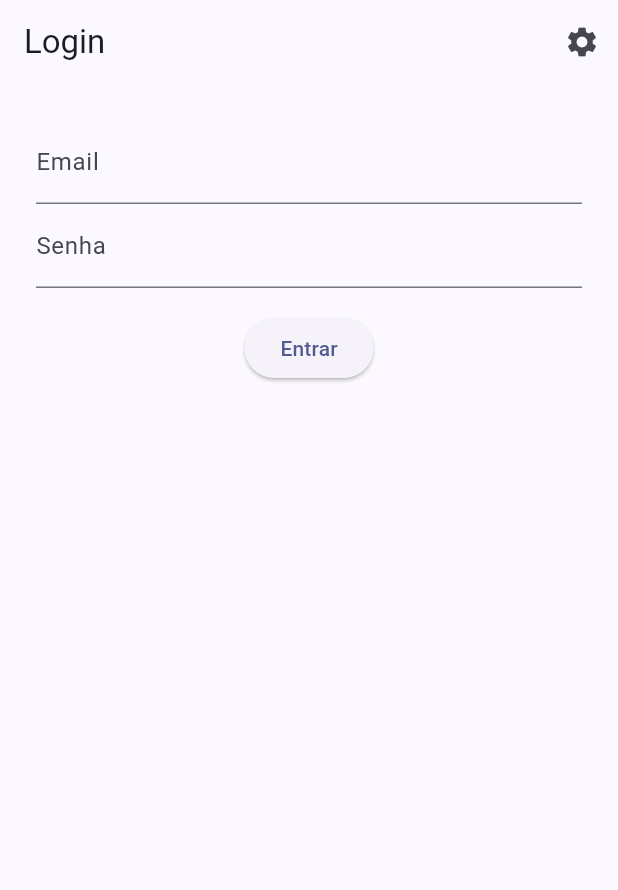
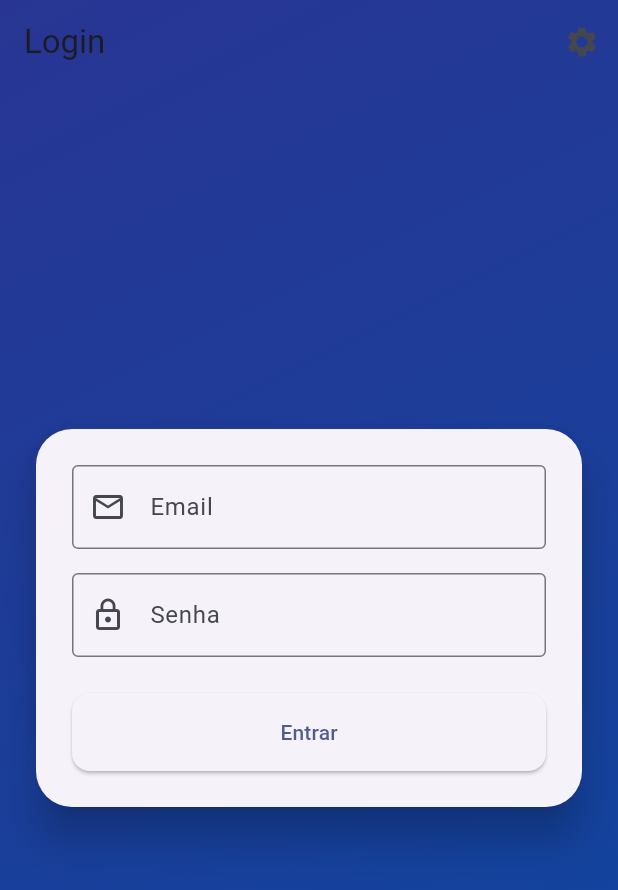
Before and after one commit to ftcconsultoria/siscontRestaurantesV2, a Flutter app: the screen it shows after launch, on a phone screen of 412 x 824 dp. Shown: the top 890 px of the screen. Run offline on Flutter 3.47's test engine with Material 3 defaults, Android fonts, the phone set to English and light mode, and no system bars; our stand-ins replace cached_network_image, flutter_image_compress, image_picker, sqflite, supabase_flutter; missing offline and left inert: mobile_scanner; accounts and stored records are empty.

Commit message:
feat: redesign login screen

```diff
--- a/lib/screens/login_screen.dart
+++ b/lib/screens/login_screen.dart
@@ -53,7 +53,10 @@ class _LoginScreenState extends State<LoginScreen> {
   /// Builds the login screen with email and password inputs.
   Widget build(BuildContext context) {
     return Scaffold(
+      extendBodyBehindAppBar: true,
       appBar: AppBar(
+        backgroundColor: Colors.transparent,
+        elevation: 0,
         title: const Text('Login'),
         actions: [
           IconButton(
@@ -62,38 +65,80 @@ class _LoginScreenState extends State<LoginScreen> {
           ),
         ],
       ),
-      body: Padding(
+      body: Container(
+        decoration: const BoxDecoration(
+          gradient: LinearGradient(
+            begin: Alignment.topLeft,
+            end: Alignment.bottomRight,
+            colors: [Color(0xFF283593), Color(0xFF0D47A1)],
+          ),
+        ),
+        child: Center(
+          child: SingleChildScrollView(
+            child: Card(
+              elevation: 12,
+              margin: const EdgeInsets.symmetric(horizontal: 24),
+              shape: RoundedRectangleBorder(
+                borderRadius: BorderRadius.circular(24),
+              ),
+              child: Padding(
                 padding: const EdgeInsets.all(24),
-        child: SingleChildScrollView(
                 child: Column(
-            mainAxisAlignment: MainAxisAlignment.center,
+                  mainAxisSize: MainAxisSize.min,
                   children: [
                     TextField(
                       controller: _emailController,
-                  decoration: const InputDecoration(labelText: 'Email')),
+                      decoration: const InputDecoration(
+                        labelText: 'Email',
+                        prefixIcon: Icon(Icons.mail_outline),
+                        border: OutlineInputBorder(),
+                      ),
+                    ),
+                    const SizedBox(height: 16),
                     TextField(
                       controller: _passwordController,
                       obscureText: true,
-                  decoration: const InputDecoration(labelText: 'Senha')),
-              const SizedBox(height: 16),
-              ElevatedButton(onPressed: _login, child: const Text('Entrar')),
-              if (_companyName != null)
-                Padding(
-                  padding: const EdgeInsets.only(top: 32.0),
-                  child: Text(
-                    'Empresa: $_companyName',
-                    textAlign: TextAlign.center,
-                    style: const TextStyle(
-                      fontWeight: FontWeight.bold,
-                      color: Colors.lightBlue,
-                      fontSize: 28,
+                      decoration: const InputDecoration(
+                        labelText: 'Senha',
+                        prefixIcon: Icon(Icons.lock_outline),
+                        border: OutlineInputBorder(),
                       ),
+                    ),
+                    const SizedBox(height: 24),
+                    SizedBox(
+                      width: double.infinity,
+                      child: ElevatedButton(
+                        onPressed: _login,
+                        style: ElevatedButton.styleFrom(
+                          padding: const EdgeInsets.symmetric(vertical: 16),
+                          shape: RoundedRectangleBorder(
+                            borderRadius: BorderRadius.circular(12),
+                          ),
+                        ),
+                        child: const Text('Entrar'),
                       ),
                     ),
                   ],
                 ),
               ),
             ),
+          ),
+        ),
+      ),
+      bottomNavigationBar: _companyName != null
+          ? Padding(
+              padding: const EdgeInsets.only(bottom: 32.0),
+              child: Text(
+                'Empresa: $_companyName',
+                textAlign: TextAlign.center,
+                style: const TextStyle(
+                  fontWeight: FontWeight.bold,
+                  color: Colors.white,
+                  fontSize: 20,
+                ),
+              ),
+            )
+          : null,
     );
   }
 }
```
Lines whose indentation alone changed are shown as unchanged.
